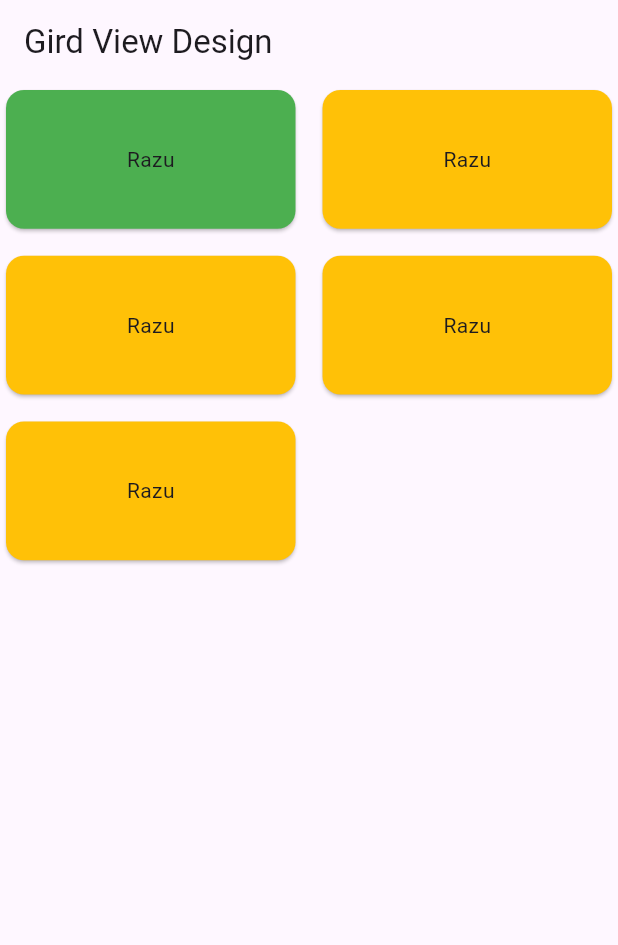
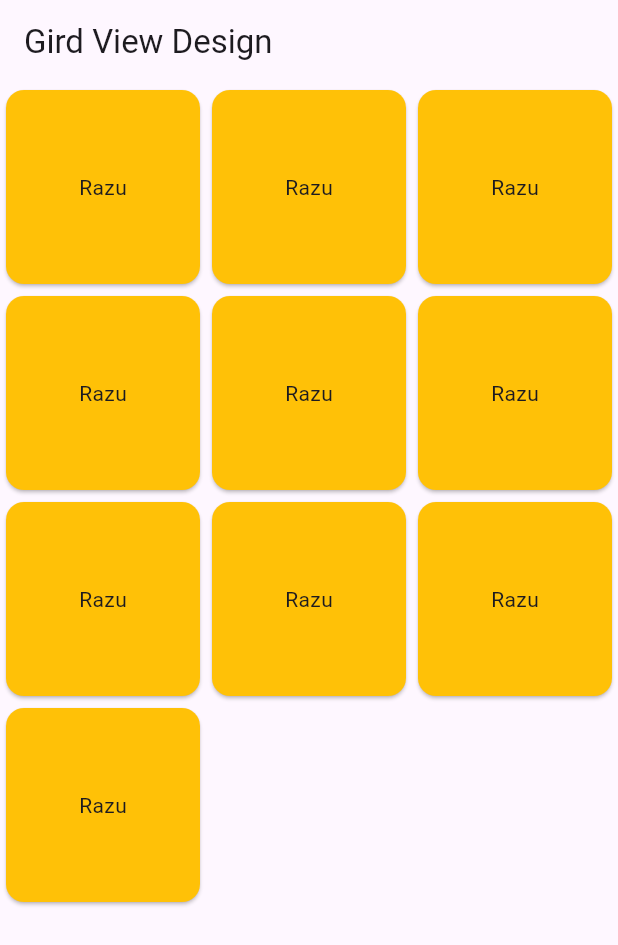
Before and after one commit to RaFiuL-RaZu/app_create2, a Flutter app: the screen it shows after launch, on a phone screen of 412 x 824 dp. Shown: the top 945 px of the screen. Run offline on Flutter 3.47's test engine with Material 3 defaults, Android fonts, the phone set to English and light mode, and no system bars.

Commit message:
innit commit

```diff
--- a/lib/main.dart
+++ b/lib/main.dart
@@ -31,57 +31,19 @@ class HomeScren extends StatelessWidget{
       appBar: AppBar(
         title: Text("Gird View Design"),
       ),
-      body: GridView(
-          gridDelegate: SliverGridDelegateWithFixedCrossAxisCount(
-            crossAxisCount: 2,
-            crossAxisSpacing: 10,
-            mainAxisSpacing: 10,
-            childAspectRatio: 2,
-
-          ),
-        children: [
-          Card(
-            color: Colors.green,
-            child: SizedBox(
-              height: 50,
-              width: 50,
-              child: Center(child: Text("Razu")),
-            ),
-          ),
-          Card(
+      body: GridView.builder(
+        itemCount: 10,
+          gridDelegate: SliverGridDelegateWithFixedCrossAxisCount(crossAxisCount: 3),
+          itemBuilder: (context,index){
+            return Card(
               color: Colors.amber,
               child: SizedBox(
                 height: 50,
                 width: 50,
                 child: Center(child: Text("Razu")),
               ),
-          ),
-          Card(
-            color: Colors.amber,
-            child: SizedBox(
-              height: 50,
-              width: 50,
-              child: Center(child: Text("Razu")),
-            ),
-          ),
-          Card(
-            color: Colors.amber,
-            child: SizedBox(
-              height: 50,
-              width: 50,
-              child: Center(child: Text("Razu")),
-            ),
-          ),
-          Card(
-            color: Colors.amber,
-            child: SizedBox(
-              height: 50,
-              width: 50,
-              child: Center(child: Text("Razu")),
-            ),
-          ),
-
-        ],
+            );
+          },
       ),
     );
   }
```
Lines whose indentation alone changed are shown as unchanged.
